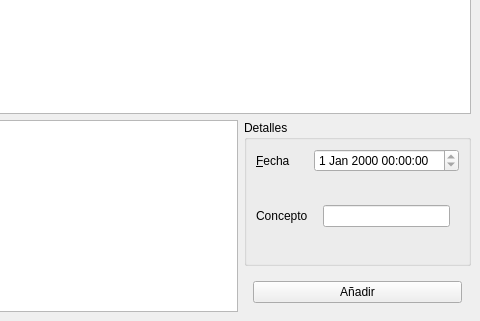
armonge/EsquipulasPy, file src/ui/operations.ui: the form before one commit; both pictures show x 320 to 800 and y 279 to 600 of the 800 by 600 pixel window.
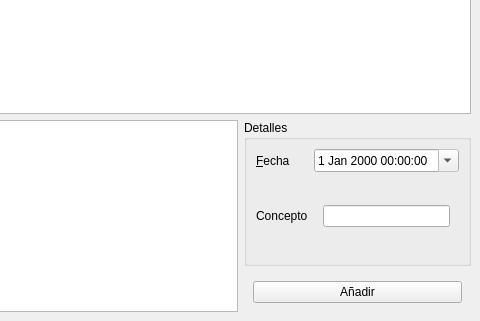
The form after the commit. Icons and pictures are not drawn.

Diff of the .ui file:
```diff
--- a/src/ui/operations.ui
+++ b/src/ui/operations.ui
@@ -81,6 +81,9 @@
              <property name="readOnly">
               <bool>true</bool>
              </property>
+             <property name="calendarPopup">
+              <bool>true</bool>
+             </property>
             </widget>
            </item>
            <item row="1" column="0">
```
Left out of the diff: 3 changed lines with no effect on the pictures.
